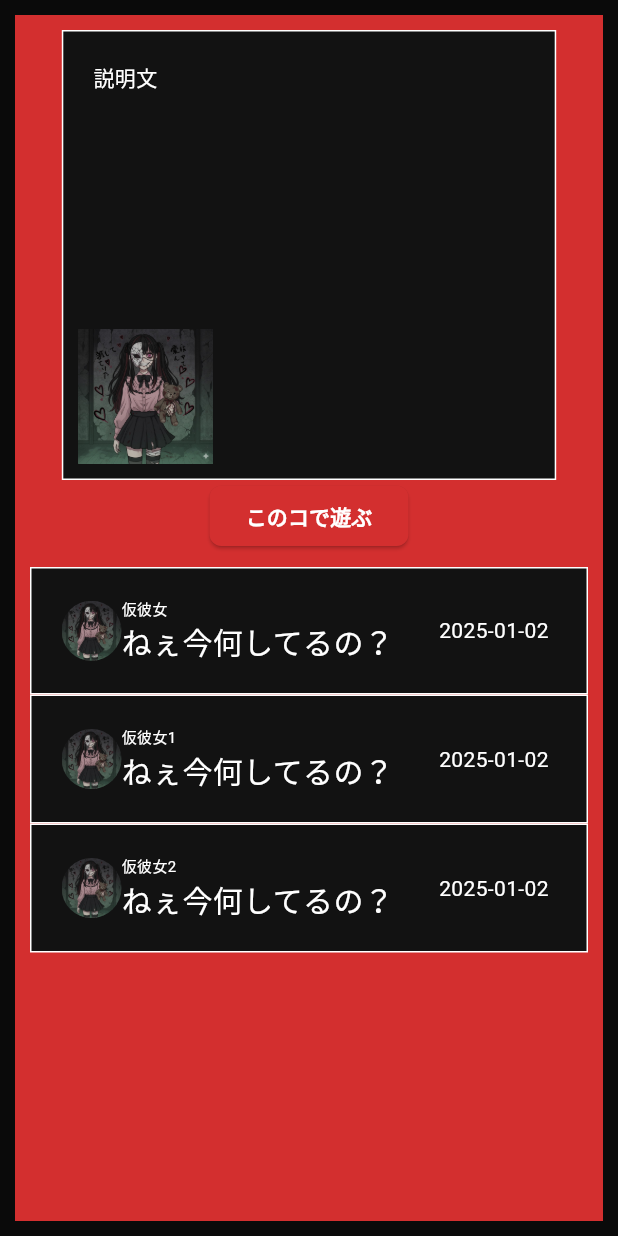
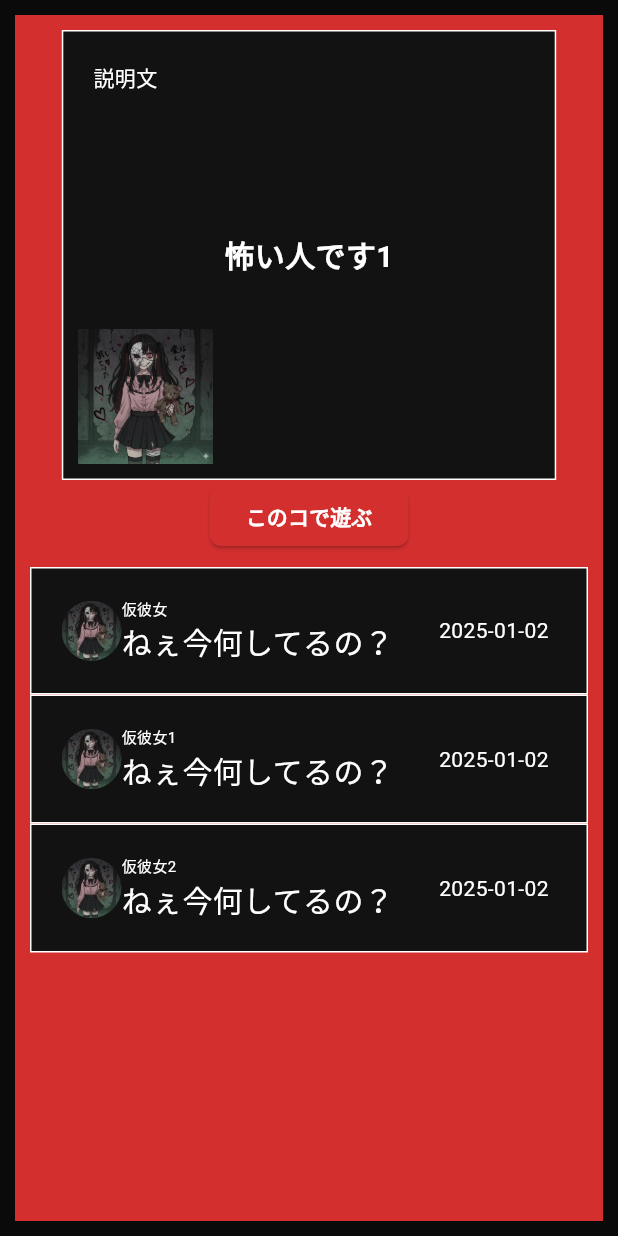
Before and after one commit to ShuMasui/horror_chat_app, a Flutter app: the screen it shows after launch, on a phone screen of 412 x 824 dp. Run offline on Flutter 3.47's test engine with Material 3 defaults, Android fonts, the phone set to English and light mode, and no system bars; our stand-ins replace flutter_riverpod, freezed_annotation, go_router.

Commit message:
画面遷移ラストコミット

```diff
--- a/lib/data/friends.dart
+++ b/lib/data/friends.dart
@@ -4,10 +4,12 @@ part 'friends.freezed.dart';
 
 @freezed
 abstract class Friends with _$Friends {
-  const factory Friends ({
+  const factory Friends({
+    required String id,
     required String name,
     required String lastMessage,
     required String imageUrl,
     required DateTime lastUpdate,
+    required String discription,
   }) = _Friends;
 }
--- a/lib/mock/fridend_mock.dart
+++ b/lib/mock/fridend_mock.dart
@@ -2,21 +2,27 @@ import 'package:horror_chat_app/data/friends.dart';
 
 final friendMock = [
   Friends(
+    id: '0',
     name: '仮彼女',
     lastMessage: 'ねぇ今何してるの？',
     imageUrl: 'assets/icons/karikanozyo.jpg',
-    lastUpdate: DateTime(2025, 1, 2)
+    lastUpdate: DateTime(2025, 1, 2),
+    discription: '怖い人です1',
   ),
   Friends(
+    id: '1',
     name: '仮彼女1',
     lastMessage: 'ねぇ今何してるの？',
     imageUrl: 'assets/icons/karikanozyo.jpg',
-    lastUpdate: DateTime(2025, 1, 2)
+    lastUpdate: DateTime(2025, 1, 2),
+    discription: '怖い人です2',
   ),
   Friends(
+    id: '2',
     name: '仮彼女2',
     lastMessage: 'ねぇ今何してるの？',
     imageUrl: 'assets/icons/karikanozyo.jpg',
-    lastUpdate: DateTime(2025, 1, 2)
+    lastUpdate: DateTime(2025, 1, 2),
+    discription: '怖い人です3',
   ),
 ];
--- a/lib/screens/home_screen.dart
+++ b/lib/screens/home_screen.dart
@@ -1,7 +1,9 @@
 import 'package:flutter/material.dart';
+import 'package:flutter/services.dart';
 import 'package:horror_chat_app/mock/fridend_mock.dart';
 
 import 'package:horror_chat_app/widgets/preview_widget.dart';
+import 'package:horror_chat_app/data/friends.dart';
 
 class HomeScreen extends StatefulWidget {
   const HomeScreen({super.key});
@@ -11,14 +13,27 @@ class HomeScreen extends StatefulWidget {
 }
 
 class _HomeScreenState extends State<HomeScreen> {
+  Friends _frined = friendMock[0];
 
-  Widget itemBuilder (BuildContext c, int i) {
+  @override
+  void initState() {
+    super.initState();
+    _frined = friendMock[0];
+  }
+
+  void _showDiscription(int i) {
+    setState(() {
+      _frined = friendMock[i];
+    });
+  }
+
+  Widget itemBuilder(BuildContext c, int i) {
     return Padding(
       padding: const EdgeInsets.symmetric(vertical: 0, horizontal: 10),
       child: Container(
         decoration: BoxDecoration(
           color: Theme.of(context).canvasColor,
-          border: BoxBorder.all(color: Theme.of(context).colorScheme.secondary)
+          border: BoxBorder.all(color: Theme.of(context).colorScheme.secondary),
         ),
         padding: EdgeInsets.all(20),
         child: Row(
@@ -32,21 +47,29 @@ class _HomeScreenState extends State<HomeScreen> {
                 child: Image.asset(friendMock[i].imageUrl),
               ),
             ),
-            Column(
+            GestureDetector(
+              onTap: () {
+                HapticFeedback.mediumImpact();
+                _showDiscription(i);
+              },
+              child: Column(
                 mainAxisAlignment: MainAxisAlignment.spaceBetween,
                 crossAxisAlignment: CrossAxisAlignment.start,
                 mainAxisSize: MainAxisSize.max,
                 children: [
-                Text(friendMock[i].name, style: TextStyle(fontSize: 10),),
+                  Text(friendMock[i].name, style: TextStyle(fontSize: 10)),
                   ConstrainedBox(
                     constraints: BoxConstraints(maxWidth: 300),
-                  child: Text(friendMock[i].lastMessage,
-                  style: TextStyle(fontSize: 20))
+                    child: Text(
+                      friendMock[i].lastMessage,
+                      style: TextStyle(fontSize: 20),
+                    ),
                   ),
                 ],
               ),
-            SizedBox(width: 30,),
-            Text(friendMock[i].lastUpdate.toString().substring(0, 10))
+            ),
+            SizedBox(width: 30),
+            Text(friendMock[i].lastUpdate.toString().substring(0, 10)),
           ],
         ),
       ),
@@ -55,9 +78,8 @@ class _HomeScreenState extends State<HomeScreen> {
 
   @override
   Widget build(BuildContext context) {
-    final Size size = MediaQuery.of(context).size;
     final children = [
-              PreviewWidget(friend: friendMock[0]),
+      PreviewWidget(friend: _frined),
       Expanded(
         child: ListView.builder(
           itemCount: friendMock.length,
@@ -68,9 +90,7 @@ class _HomeScreenState extends State<HomeScreen> {
     final body = Padding(
       padding: const EdgeInsets.all(10.0),
       child: Container(
-        decoration: BoxDecoration(
-          color: Theme.of(context).primaryColor,
-        ),
+        decoration: BoxDecoration(color: Theme.of(context).primaryColor),
         child: SafeArea(
           child: Column(
             mainAxisAlignment: MainAxisAlignment.center,
@@ -79,6 +99,6 @@ class _HomeScreenState extends State<HomeScreen> {
         ),
       ),
     );
-    return Scaffold(body: body,);
+    return Scaffold(body: body);
   }
 }
--- a/lib/widgets/preview_widget.dart
+++ b/lib/widgets/preview_widget.dart
@@ -2,13 +2,9 @@ import 'package:flutter/material.dart';
 import 'package:horror_chat_app/data/friends.dart';
 
 class PreviewWidget extends StatelessWidget {
-
   final Friends friend;
 
-  const PreviewWidget({
-    super.key,
-    required this.friend
-    });
+  const PreviewWidget({super.key, required this.friend});
 
   @override
   Widget build(BuildContext context) {
@@ -19,12 +15,14 @@ class PreviewWidget extends StatelessWidget {
         mainAxisAlignment: MainAxisAlignment.center,
         children: [
           SizedBox(
-            width: size.width*.8,
+            width: size.width * .8,
             height: 300,
             child: Container(
               decoration: BoxDecoration(
                 color: Theme.of(context).canvasColor,
-                border: BoxBorder.all(color: Theme.of(context).colorScheme.secondary),
+                border: BoxBorder.all(
+                  color: Theme.of(context).colorScheme.secondary,
+                ),
               ),
               child: Stack(
                 children: [
@@ -34,7 +32,7 @@ class PreviewWidget extends StatelessWidget {
                     child: Padding(
                       padding: const EdgeInsets.all(20.0),
                       child: Text('説明文'),
-                    )
+                    ),
                   ),
                   Positioned(
                     left: 0,
@@ -43,18 +41,25 @@ class PreviewWidget extends StatelessWidget {
                       padding: const EdgeInsets.all(10.0),
                       child: SizedBox(
                         width: 90,
-                        child: Image.asset(friend.imageUrl)
+                        child: Image.asset(friend.imageUrl),
                       ),
-                    )
+                    ),
+                  ),
+                  Align(
+                    alignment: AlignmentGeometry.center,
+                    child: Text(
+                      friend.discription,
+                      style: TextStyle(
+                        fontSize: 20,
+                        fontWeight: FontWeight.bold,
+                      ),
+                    ),
                   ),
                 ],
               ),
             ),
           ),
-          ElevatedButton(
-            onPressed: (){},
-            child: Text('このコで遊ぶ')
-          ),
+          ElevatedButton(onPressed: () {}, child: Text('このコで遊ぶ')),
         ],
       ),
     );
```
Also changed, not shown: lib/data/friends.freezed.dart, pubspec.lock. Lines whose indentation alone changed are shown as unchanged.
